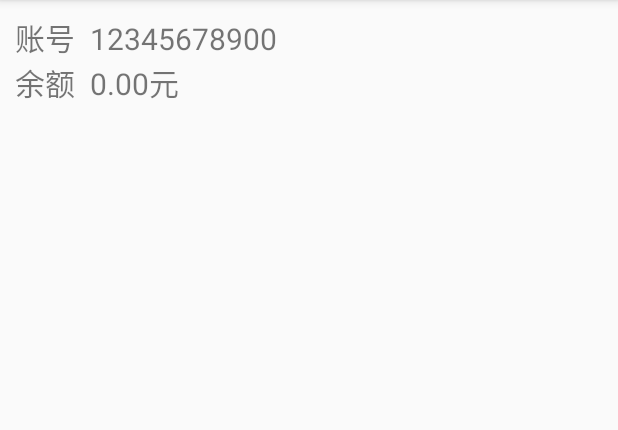
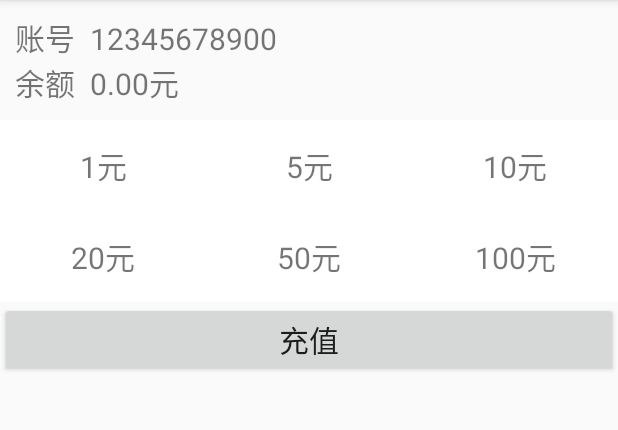
Before and after one commit to shI-215/SchoolOnline, an Android app: the RechargeActivity screen opened directly, with no data from a screen before it, on a phone screen of 412 x 824 dp, the part 84-514 px from its top. Run offline under Robolectric (Android 15) with nearby library versions, the phone set to English and light mode, and no system bars.

Commit message:
完善充值中心界面

```diff
--- a/app/build.gradle
+++ b/app/build.gradle
@@ -25,6 +25,7 @@ dependencies {
     implementation 'androidx.constraintlayout:constraintlayout:1.1.3'
     implementation 'com.android.support:appcompat-v7:29.0.0'
     implementation 'com.android.support:cardview-v7:29.0.0'
+    implementation 'com.android.support:recyclerview-v7:29.0.0'
     testImplementation 'junit:junit:4.12'
     androidTestImplementation 'androidx.test.ext:junit:1.1.1'
     androidTestImplementation 'androidx.test.espresso:espresso-core:3.2.0'
--- a/app/src/main/java/com/zijing/schoolonline/WelcomeActivity.java
+++ b/app/src/main/java/com/zijing/schoolonline/WelcomeActivity.java
@@ -26,7 +26,7 @@ public class WelcomeActivity extends AppCompatActivity {
     }
 
     //倒计时务
-    private CountDownTimer countDownTimer = new CountDownTimer(6000, 1000) {
+    private CountDownTimer countDownTimer = new CountDownTimer(1000, 1000) {
         @Override
         public void onTick(long millisUntilFinished) {
             tv_timer.setText(millisUntilFinished / 1000 + "");
--- a/app/src/main/java/com/zijing/schoolonline/activity/RechargeActivity.java
+++ b/app/src/main/java/com/zijing/schoolonline/activity/RechargeActivity.java
@@ -1,16 +1,65 @@
 package com.zijing.schoolonline.activity;
 
+import android.content.Context;
 import android.os.Bundle;
+import android.view.View;
+import android.widget.Button;
+import android.widget.Toast;
 
 import androidx.appcompat.app.AppCompatActivity;
+import androidx.recyclerview.widget.RecyclerView;
+import androidx.recyclerview.widget.StaggeredGridLayoutManager;
 
 import com.zijing.schoolonline.R;
+import com.zijing.schoolonline.adapter.RechargeAdapter;
+import com.zijing.schoolonline.view.InfoLayout;
 
-public class RechargeActivity extends AppCompatActivity {
+import java.util.ArrayList;
+import java.util.List;
+
+public class RechargeActivity extends AppCompatActivity implements View.OnClickListener {
+
+    private List<String> list = new ArrayList<>();
+    private Context context;
+    private RechargeAdapter rechargeAdapter;
+    private int index;
+    private int[] money;
+
+    private InfoLayout il_info;
+    private RecyclerView rv_recharge;
+    private Button btn_recharge;
 
     @Override
     protected void onCreate(Bundle savedInstanceState) {
         super.onCreate(savedInstanceState);
         setContentView(R.layout.activity_recharge);
+        initView();
+        context = this;
+        StaggeredGridLayoutManager layoutManager = new StaggeredGridLayoutManager(3, StaggeredGridLayoutManager.VERTICAL);
+        rv_recharge.setLayoutManager(layoutManager);
+        rechargeAdapter = new RechargeAdapter(list);
+        rv_recharge.setAdapter(rechargeAdapter);
+    }
+
+    private void initView() {
+        il_info = (InfoLayout) findViewById(R.id.il_info);
+        rv_recharge = (RecyclerView) findViewById(R.id.rv_recharge);
+        btn_recharge = (Button) findViewById(R.id.btn_recharge);
+
+        btn_recharge.setOnClickListener(this);
+        money = new int[]{1, 5, 10, 20, 50, 100};
+        for (int i = 0; i < money.length; i++) {
+            list.add(money[i] + "元");
+        }
+    }
+
+    @Override
+    public void onClick(View v) {
+        switch (v.getId()) {
+            case R.id.btn_recharge:
+                index = rechargeAdapter.getPositionIndex();
+                Toast.makeText(context, money[index] + "元", Toast.LENGTH_SHORT).show();
+                break;
+        }
     }
 }
--- /dev/null
+++ b/app/src/main/java/com/zijing/schoolonline/adapter/RechargeAdapter.java
@@ -0,0 +1,76 @@
+package com.zijing.schoolonline.adapter;
+
+import android.graphics.Color;
+import android.view.LayoutInflater;
+import android.view.View;
+import android.view.ViewGroup;
+import android.widget.TextView;
+import android.widget.Toast;
+
+import androidx.annotation.NonNull;
+import androidx.recyclerview.widget.RecyclerView;
+
+import com.zijing.schoolonline.R;
+
+import java.util.List;
+
+public class RechargeAdapter extends RecyclerView.Adapter<RechargeAdapter.ViewHolder> {
+    private List<String> list;
+    private int selectIndex = -1;
+
+    static class ViewHolder extends RecyclerView.ViewHolder {
+        View rView;
+        TextView tv_item;
+
+        public ViewHolder(View view) {
+            super(view);
+            rView = view;
+            tv_item = (TextView) view.findViewById(R.id.tv_item);
+        }
+    }
+
+    public RechargeAdapter(List<String> list) {
+        this.list = list;
+    }
+
+    @NonNull
+    @Override
+    public RechargeAdapter.ViewHolder onCreateViewHolder(@NonNull ViewGroup parent, int viewType) {
+        View view = LayoutInflater.from(parent.getContext()).inflate(R.layout.item, parent, false);
+        final ViewHolder holder = new ViewHolder(view);
+        holder.rView.setOnClickListener(new View.OnClickListener() {
+            @Override
+            public void onClick(View v) {
+                int position = holder.getPosition();
+//                selectIndex = position;
+                setSelectedIndex(position);
+                Toast.makeText(v.getContext(), list.get(position) + "" + selectIndex, Toast.LENGTH_SHORT).show();
+            }
+        });
+        return holder;
+    }
+
+    @Override
+    public void onBindViewHolder(@NonNull RechargeAdapter.ViewHolder holder, int position) {
+        holder.tv_item.setText(list.get(position));
+        if (selectIndex == position) {
+            holder.tv_item.setBackgroundColor(Color.RED);           //选中状态
+        } else {                                                            //非选中状态
+            holder.tv_item.setBackgroundColor(Color.WHITE);
+        }
+    }
+
+    @Override
+    public int getItemCount() {
+        return list.size();
+    }
+
+    public void setSelectedIndex(int position) {
+        this.selectIndex = position;
+        notifyDataSetChanged();
+    }
+
+    public int getPositionIndex() {
+        return selectIndex;
+    }
+}
--- a/app/src/main/res/layout/activity_recharge.xml
+++ b/app/src/main/res/layout/activity_recharge.xml
@@ -11,4 +11,17 @@
         android:id="@+id/il_info"
         android:layout_width="match_parent"
         android:layout_height="wrap_content" />
+
+    <androidx.recyclerview.widget.RecyclerView
+        android:id="@+id/rv_recharge"
+        android:layout_width="match_parent"
+        android:layout_height="wrap_content"
+        android:background="#fff" />
+
+    <Button
+        android:id="@+id/btn_recharge"
+        android:layout_width="match_parent"
+        android:layout_height="wrap_content"
+        android:text="充值"
+        android:textSize="20sp" />
 </LinearLayout>
--- /dev/null
+++ b/app/src/main/res/layout/item.xml
@@ -0,0 +1,15 @@
+<?xml version="1.0" encoding="utf-8"?>
+<LinearLayout xmlns:android="http://schemas.android.com/apk/res/android"
+    android:layout_width="match_parent"
+    android:layout_height="wrap_content"
+    android:orientation="vertical">
+
+    <TextView
+        android:id="@+id/tv_item"
+        android:layout_width="match_parent"
+        android:layout_height="match_parent"
+        android:layout_margin="10dp"
+        android:gravity="center"
+        android:padding="5dp"
+        android:textSize="20sp" />
+</LinearLayout>
```
